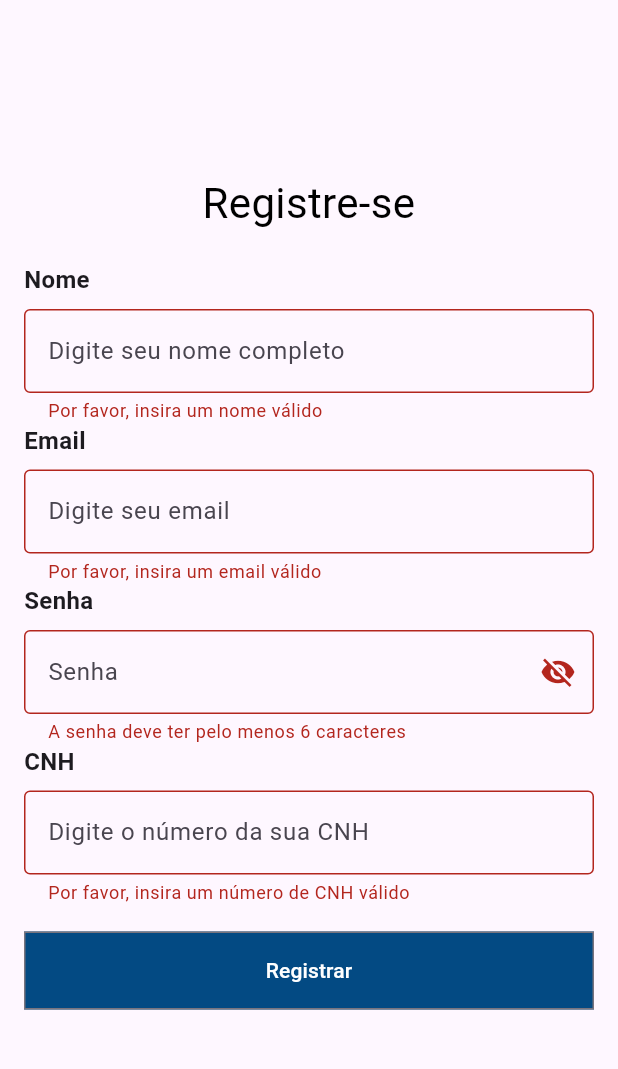
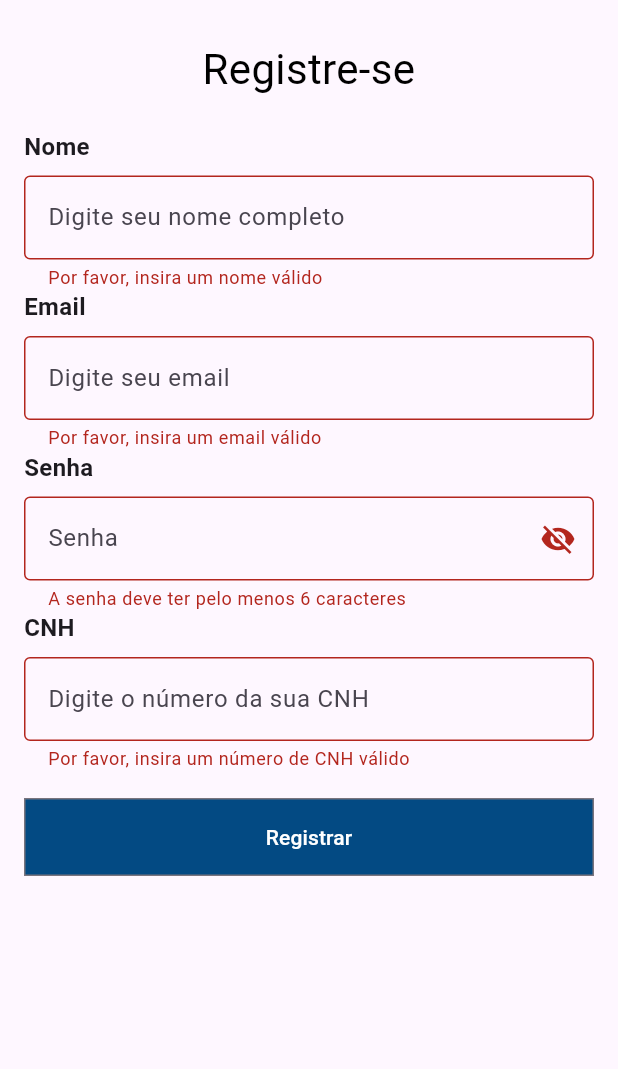
Before and after one commit to jaovy05/LevExpress, a Flutter app: the screen it shows after launch, after a tap on "Entrar", after a tap on "Criar conta", after a tap on "Registrar", on a phone screen of 412 x 824 dp, the part 69-1138 px from its top. Run offline on Flutter 3.47's test engine with Material 3 defaults, Android fonts, the phone set to English and light mode, and no system bars.

Commit message:
só umas coisa boba aí, nada dms nem recomendo olhar oq eu alterei

```diff
--- /dev/null
+++ b/levexpress/lib/Components/AppBackend/api_config.dart
@@ -0,0 +1 @@
+const String apiBaseUrl = 'https://8b57-189-76-172-176.ngrok-free.app';
--- a/levexpress/lib/Components/AppBackend/LoginForm.dart
+++ b/levexpress/lib/Components/AppBackend/login_form.dart
@@ -1,15 +1,16 @@
 import 'package:flutter/material.dart';
 import 'package:http/http.dart' as http;
 import 'dart:convert';
+import 'api_config.dart';
 
 class LoginForm extends StatefulWidget {
   const LoginForm({super.key});
 
   @override
-  _LoginFormState createState() => _LoginFormState();
+  LoginFormState createState() => LoginFormState();
 }
 
-class _LoginFormState extends State<LoginForm> {
+class LoginFormState extends State<LoginForm> {
   final _formKey = GlobalKey<FormState>();
   String _email = '';
   String _password = '';
@@ -31,11 +32,12 @@ class _LoginFormState extends State<LoginForm> {
       try {
         final response = await http.post(
           // Uri.parse('http://192.168.0.105:5000/login'),//uso local
-          Uri.parse('https://b71a-2804-1100-8bf4-3300-35ad-d8b7-6218-da93.ngrok-free.app/login'),//uso ngrok
+          Uri.parse('$apiBaseUrl/login'), // uso ngrok/config
           headers: {'Content-Type': 'application/json'},
           body: json.encode({'email': emailNormalizado, 'senha': _password}),
         );
         if (response.statusCode == 200) {
+          if (!mounted) return;
           Navigator.pushReplacementNamed(context, '/home');
         } else {
           final data = json.decode(response.body);
@@ -180,6 +182,15 @@ class _LoginFormState extends State<LoginForm> {
               ],
               ),
             ),
+            if (_error != null)
+              Padding(
+                padding: const EdgeInsets.only(top: 16.0),
+                child: Text(
+                  _error!,
+                  style: TextStyle(color: Colors.red, fontSize: 16),
+                  textAlign: TextAlign.center,
+                ),
+              ),
           ],
         ),
       ),
--- a/levexpress/lib/Components/AppBackend/RegisterForm.dart
+++ b/levexpress/lib/Components/AppBackend/register_form.dart
@@ -1,6 +1,7 @@
 import 'package:flutter/material.dart';
 import 'package:http/http.dart' as http;
 import 'dart:convert';
+import 'api_config.dart';
 
 class RegisterForm extends StatefulWidget {
   const RegisterForm({super.key});
@@ -34,11 +35,12 @@ class _RegisterFormState extends State<RegisterForm> {
       try {
         final response = await http.post(
           // Uri.parse('http://192.168.0.105:5000/entregadores'),//uso local
-          Uri.parse('https://b71a-2804-1100-8bf4-3300-35ad-d8b7-6218-da93.ngrok-free.app/entregadores'),//uso ngrok
+          Uri.parse('$apiBaseUrl/entregadores'), // uso ngrok/config
           headers: {'Content-Type': 'application/json'},
           body: json.encode({'nome': _name, 'email': emailNormalizado, 'senha': _password, 'cnh': _cnh}),
         );
         if (response.statusCode == 201) {
+            if (!mounted) return;
             showDialog(
               context: context,
               barrierDismissible: false,
@@ -211,6 +213,15 @@ class _RegisterFormState extends State<RegisterForm> {
               ),
               child: Text('Registrar', style: TextStyle(color: Colors.white)),
             ),
+          if (_error != null)
+            Padding(
+              padding: const EdgeInsets.only(top: 16.0),
+              child: Text(
+                _error!,
+                style: TextStyle(color: Colors.red, fontSize: 16),
+                textAlign: TextAlign.center,
+              ),
+            ),
           ],
         ),
       ),
--- a/levexpress/lib/Components/AppFrontend/home_screen.dart
+++ b/levexpress/lib/Components/AppFrontend/home_screen.dart
@@ -1,7 +1,7 @@
 import 'package:flutter/material.dart';
 
-class home_screen extends StatelessWidget {
-  const home_screen({super.key});
+class HomeScreen extends StatelessWidget {
+  const HomeScreen({super.key});
 
   @override
   Widget build(BuildContext context) {
--- a/levexpress/lib/Components/AppFrontend/LoginScreen.dart
+++ b/levexpress/lib/Components/AppFrontend/login_screen.dart
@@ -1,5 +1,5 @@
 import 'package:flutter/material.dart';
-import '../AppBackend/LoginForm.dart';
+import '../AppBackend/login_form.dart';
 
 class LoginScreen extends StatelessWidget {
   const LoginScreen({super.key});
--- a/levexpress/lib/Components/AppFrontend/RegisterScreen.dart
+++ b/levexpress/lib/Components/AppFrontend/register_screen.dart
@@ -1,5 +1,5 @@
 import 'package:flutter/material.dart';
-import '../AppBackend/RegisterForm.dart';
+import '../AppBackend/register_form.dart';
 
 class Registerscreen extends StatelessWidget {
   const Registerscreen({super.key});
@@ -25,12 +25,14 @@ class Registerscreen extends StatelessWidget {
         )
 
       ),
-      body: Center(
-        child: Column(
-          mainAxisAlignment: MainAxisAlignment.center,
-          children: <Widget>[
-            RegisterForm(),
-          ],
+      body: SingleChildScrollView(
+        child: Center(
+          child: Column(
+            mainAxisAlignment: MainAxisAlignment.center,
+            children: <Widget>[
+              RegisterForm(),
+            ],
+          ),
         ),
       ),
     );
--- a/levexpress/lib/main.dart
+++ b/levexpress/lib/main.dart
@@ -1,6 +1,6 @@
 import 'package:flutter/material.dart';
-import 'Components/AppFrontend/LoginScreen.dart';
-import 'Components/AppFrontend/RegisterScreen.dart';
+import 'Components/AppFrontend/login_screen.dart';
+import 'Components/AppFrontend/register_screen.dart';
 import 'Components/AppFrontend/home_screen.dart';
 
 void main() {
@@ -22,7 +22,7 @@
       routes: {
         '/login': (context) => const LoginScreen(),
         '/register': (context) => const Registerscreen(),
-        '/home': (context) => const home_screen(),
+        '/home': (context) => const HomeScreen(),
       },
     );
   }
```
Also changed, not shown: 1 other file.
